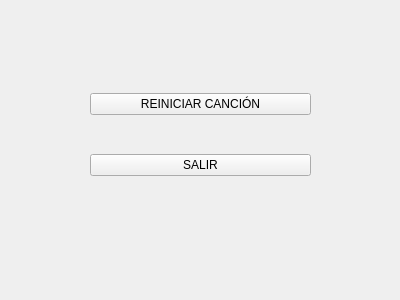
First picture: the form in FinDialog.ui, repository agc201-ua/EasyMusik, before the edit.
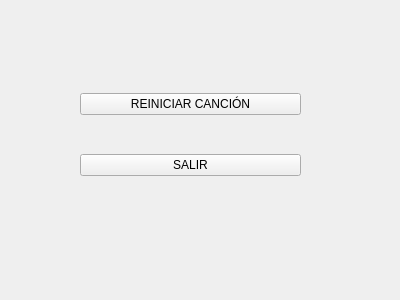
Second picture: the form after the edit.

Commit message: Arreglado error de mierda

What changed in the file:
```diff
--- a/FinDialog.ui
+++ b/FinDialog.ui
@@ -16,7 +16,7 @@
   <widget class="QWidget" name="gridLayoutWidget">
    <property name="geometry">
     <rect>
-     <x>90</x>
+     <x>80</x>
      <y>60</y>
      <width>221</width>
      <height>151</height>
```
Left out of the diff: 4 changed lines with no effect on the pictures. The commit also changes 2 other files.
